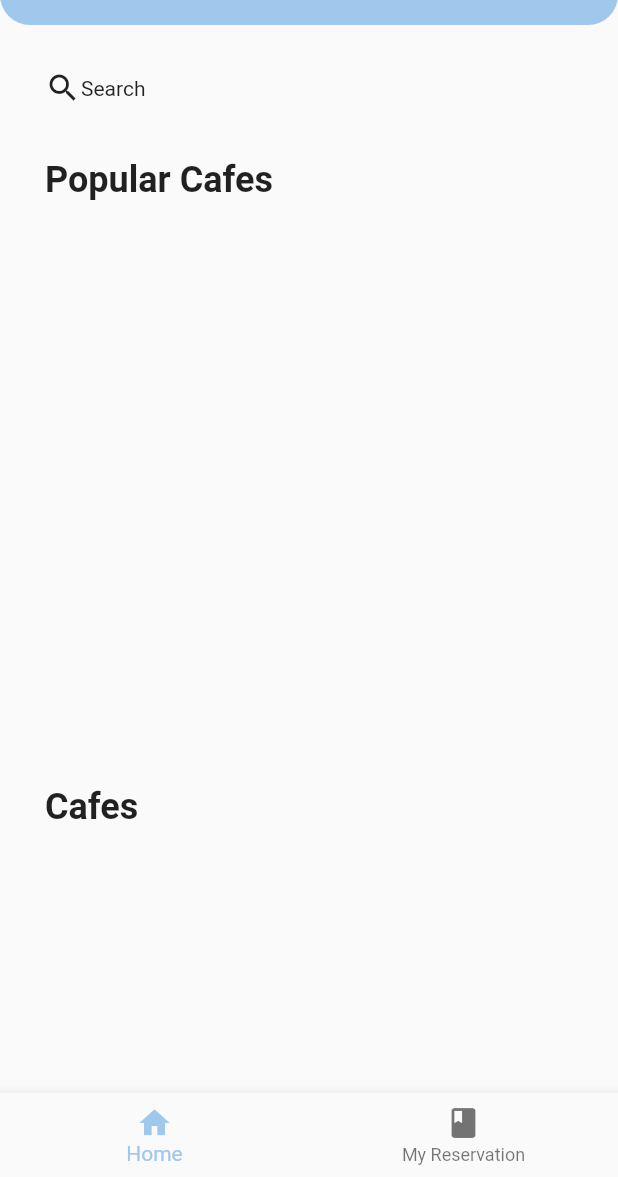
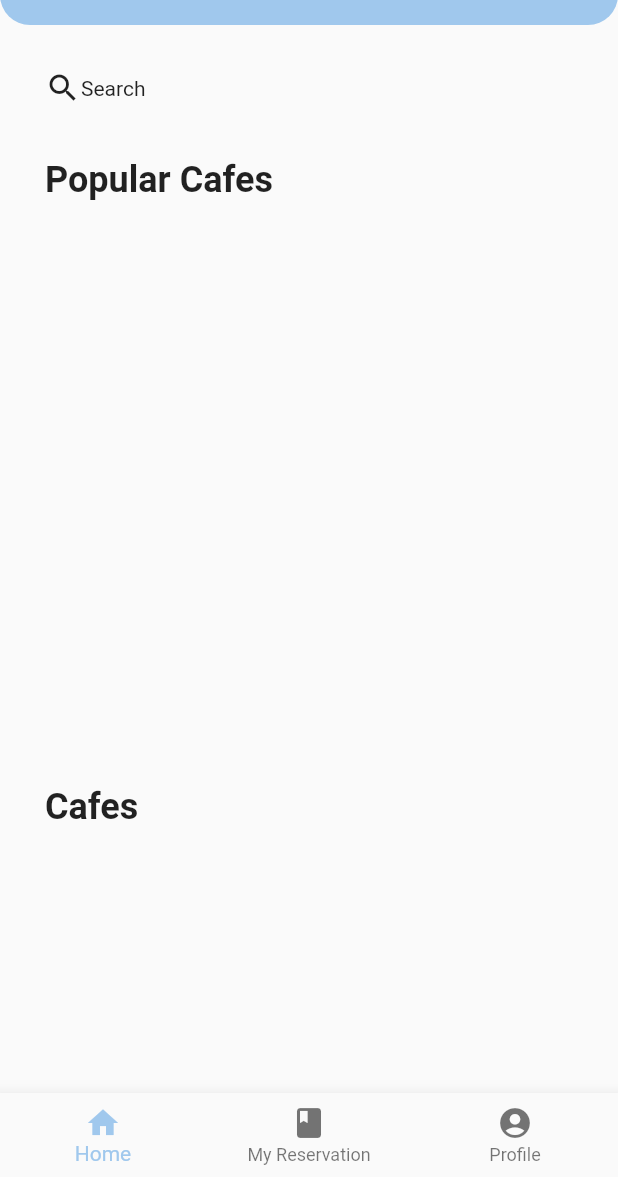
Before and after one commit to yangrchen/comp523-cafe-reservation, a Flutter app: the screen it shows once a user with an empty profile is signed in, on a phone screen of 412 x 824 dp, the part 59-1236 px from its top. Run offline on Flutter 3.47's test engine with Material 2 defaults, Android fonts, the phone set to English and light mode, and no system bars; our stand-ins replace cloud_firestore, firebase_auth, firebase_core, flutter_hooks; accounts and stored records are empty.

Commit message:
Profile sign out functionality

```diff
--- a/cafe_reservation/lib/main.dart
+++ b/cafe_reservation/lib/main.dart
@@ -1,6 +1,7 @@
 import 'dart:developer';
 
 import 'package:cafe_reservation/models/cafe.dart';
+import 'package:cafe_reservation/pages/profile_page.dart';
 import 'package:firebase_core/firebase_core.dart';
 import 'package:firebase_auth/firebase_auth.dart';
 import 'package:cafe_reservation/pages/cafe_admin.dart';
@@ -32,6 +33,7 @@ class _AppState extends State<App> {
   static const List<Widget> _widgetOptions = <Widget>[
     HomePage(),
     CurrentReservationPage(),
+    ProfilePage(),
   ];
 
   void _onItemTapped(int index) {
@@ -114,7 +116,7 @@ class _AppState extends State<App> {
       home: Scaffold(
         body: isAuthenticated
             ? _widgetOptions.elementAt(_selectedIndex)
-            : LoginPage(),
+            : const LoginPage(),
         bottomNavigationBar: isAuthenticated
             ? BottomNavigationBar(
                 items: const <BottomNavigationBarItem>[
@@ -125,6 +127,10 @@ class _AppState extends State<App> {
                   BottomNavigationBarItem(
                     icon: Icon(Icons.book),
                     label: 'My Reservation',
+                  ),
+                  BottomNavigationBarItem(
+                    icon: Icon(Icons.account_circle),
+                    label: 'Profile',
                   ),
                 ],
                 currentIndex: _selectedIndex,
```
Also changed, not shown: cafe_reservation/lib/pages/profile_page.dart (added, +29 -0 lines).
